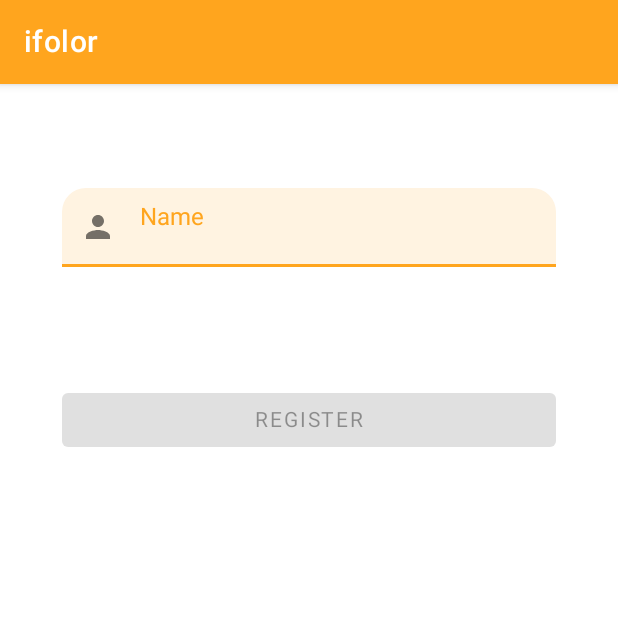
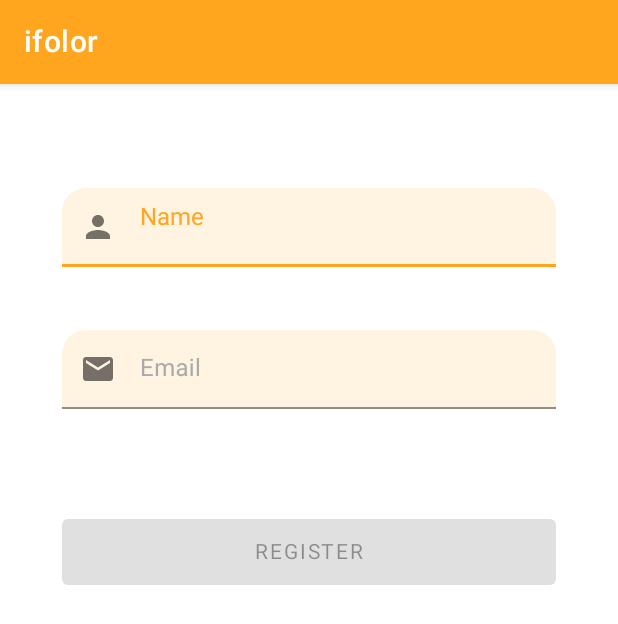
Before and after one commit to cmreinhold/ifolor, an Android app: the screen it shows after launch (RegistrationActivity), on a phone screen of 412 x 824 dp. Shown: the top 624 px of the screen. Run offline under Robolectric (Android 15) with nearby library versions, the phone set to English and light mode, and no system bars; our stand-ins replace data binding; Roboto replaces fonts that are not available here.

Commit message:
PROD1-004 - Add email validation
Implemented email validator
Added unit test and ui test

```diff
--- /dev/null
+++ b/app/src/main/java/ch/reinhold/ifolor/domain/validators/EmailFieldValidator.kt
@@ -0,0 +1,18 @@
+package ch.reinhold.ifolor.domain.validators
+
+class EmailFieldValidator : Validator<String> {
+
+    private val emailPattern2 = Regex(
+        "[a-zA-Z0-9\\+\\.\\_\\%\\-\\+]{1,256}\\@" +
+                "[a-zA-Z0-9][a-zA-Z0-9\\-]{0,64}(\\." +
+                "[a-zA-Z0-9][a-zA-Z0-9\\-]{0,25})+"
+    ).toPattern()
+
+    override fun isValid(item: String?) = when {
+        item == null -> false
+        item.contains('@') -> emailPattern2.matcher(item).matches()
+        item.contains("@") -> emailPattern2.matcher(item).matches()
+        else -> false
+    }
+
+}
--- a/app/src/main/java/ch/reinhold/ifolor/ui/registration/RegistrationActivity.kt
+++ b/app/src/main/java/ch/reinhold/ifolor/ui/registration/RegistrationActivity.kt
@@ -7,6 +7,7 @@ import androidx.lifecycle.Observer
 import ch.reinhold.ifolor.R
 import ch.reinhold.ifolor.core.logger.obtainLogger
 import ch.reinhold.ifolor.databinding.ActivityRegistrationBinding
+import ch.reinhold.ifolor.domain.validators.EmailFieldValidator
 import ch.reinhold.ifolor.domain.validators.RequiredFieldValidator
 import ch.reinhold.ifolor.ui.actions.GoToConfirmationAction
 import ch.reinhold.ifolor.ui.actions.ViewModelAction
@@ -18,7 +19,8 @@ class RegistrationActivity : AppCompatActivity(), KoinComponent {
 
     private val viewModel = RegistrationViewModel(
         context = this,
-        nameValidator = RequiredFieldValidator()
+        nameValidator = RequiredFieldValidator(),
+        emailValidator = EmailFieldValidator()
     )
 
     private lateinit var binding: ActivityRegistrationBinding
--- a/app/src/main/java/ch/reinhold/ifolor/ui/registration/RegistrationViewModel.kt
+++ b/app/src/main/java/ch/reinhold/ifolor/ui/registration/RegistrationViewModel.kt
@@ -22,14 +22,17 @@ import kotlinx.coroutines.launch
  */
 class RegistrationViewModel(
     context: Context,
-    private val nameValidator: Validator<String>
+    private val nameValidator: Validator<String>,
+    private val emailValidator: Validator<String>
 ) : ViewModel() {
 
     val actions = MutableLiveData<ViewModelAction>()
 
     private val isValidName get() = nameValidator.isValid(name.get())
+    private val isValidEmail get() = emailValidator.isValid(email.get())
 
-    private val nameErrorMessage by lazy {  context.getString(R.string.invalid_name) }
+    private val nameErrorMessage by lazy { context.getString(R.string.invalid_name) }
+    private val emailErrorMessage by lazy { context.getString(R.string.invalid_email) }
 
     private fun emit(action: ViewModelAction) = actions.postValue(action)
 
@@ -48,6 +51,17 @@ class RegistrationViewModel(
 
     fun getOnNameFocus() = onFocusName
 
+    val email = ObservableField<String>()
+    val emailError = ObservableField<String>()
+    private val onFocusEmail = View.OnFocusChangeListener { _, focused ->
+        if (!focused) {
+            validateEmail()
+            validateButton()
+        }
+    }
+
+    fun getOnEmailFocus() = onFocusEmail
+
     val isButtonEnabled = ObservableBoolean()
     private val onRegisterButtonClick = View.OnClickListener {
         emitAsync(GoToConfirmationAction())
@@ -60,7 +74,12 @@ class RegistrationViewModel(
         else nameError.set(nameErrorMessage)
     }
 
+    private fun validateEmail() {
+        if (isValidEmail) emailError.set(null)
+        else emailError.set(emailErrorMessage)
+    }
+
     private fun validateButton() {
-        isButtonEnabled.set(isValidName)
+        isButtonEnabled.set(isValidName && isValidEmail)
     }
 }
--- /dev/null
+++ b/app/src/main/res/drawable/ic_email_24.xml
@@ -0,0 +1,10 @@
+<vector xmlns:android="http://schemas.android.com/apk/res/android"
+    android:width="24dp"
+    android:height="24dp"
+    android:viewportWidth="24"
+    android:viewportHeight="24"
+    android:tint="?attr/colorControlNormal">
+  <path
+      android:fillColor="@color/white"
+      android:pathData="M20,4L4,4c-1.1,0 -1.99,0.9 -1.99,2L2,18c0,1.1 0.9,2 2,2h16c1.1,0 2,-0.9 2,-2L22,6c0,-1.1 -0.9,-2 -2,-2zM20,8l-8,5 -8,-5L4,6l8,5 8,-5v2z"/>
+</vector>
--- a/app/src/main/res/layout/activity_registration.xml
+++ b/app/src/main/res/layout/activity_registration.xml
@@ -55,6 +55,32 @@
 
         </com.google.android.material.textfield.TextInputLayout>
 
+        <com.google.android.material.textfield.TextInputLayout
+            android:id="@+id/email"
+            android:layout_width="0dp"
+            android:layout_height="wrap_content"
+            android:hint="@string/prompt_email"
+            app:layout_constraintBottom_toBottomOf="parent"
+            app:layout_constraintEnd_toEndOf="@id/guidelineEnd"
+            app:layout_constraintStart_toEndOf="@+id/guidelineStart"
+            app:layout_constraintTop_toBottomOf="@+id/username"
+            app:layout_constraintVertical_bias="0.04"
+            app:startIconContentDescription="@string/prompt_name"
+            app:startIconDrawable="@drawable/ic_email_24">
+
+            <com.google.android.material.textfield.TextInputEditText
+                android:id="@+id/emailTextField"
+                android:layout_width="match_parent"
+                android:layout_height="wrap_content"
+                android:autofillHints="no"
+                android:inputType="textNoSuggestions|textEmailAddress"
+                android:selectAllOnFocus="true"
+                android:text="@={model.email}"
+                app:error="@{model.emailError}"
+                app:onFocus="@{model.getOnEmailFocus()}" />
+
+        </com.google.android.material.textfield.TextInputLayout>
+
         <Button
             android:id="@+id/registerButton"
             android:layout_width="0dp"
@@ -62,12 +88,13 @@
             android:enabled="@{model.isButtonEnabled}"
             android:focusable="true"
             android:focusableInTouchMode="true"
+            android:minHeight="@dimen/seven_grid_units"
             android:onClick="@{() -> model.getOnRegisterClick()}"
             android:text="@string/registerAction"
             app:layout_constraintBottom_toBottomOf="parent"
             app:layout_constraintEnd_toEndOf="@id/guidelineEnd"
             app:layout_constraintStart_toEndOf="@+id/guidelineStart"
-            app:layout_constraintTop_toBottomOf="@id/username"
+            app:layout_constraintTop_toBottomOf="@id/email"
             app:layout_constraintVertical_bias="0.1" />
 
     </androidx.constraintlayout.widget.ConstraintLayout>
--- a/app/src/main/res/values/dimens.xml
+++ b/app/src/main/res/values/dimens.xml
@@ -1,4 +1,5 @@
 <?xml version="1.0" encoding="utf-8"?>
 <resources>
     <dimen name="two_grid_units">16dp</dimen>
+    <dimen name="seven_grid_units">56dp</dimen>
 </resources>
--- a/app/src/main/res/values/strings.xml
+++ b/app/src/main/res/values/strings.xml
@@ -5,7 +5,9 @@
     <string name="registrationConfirmed">Thank you for registering</string>
 
     <string name="prompt_name">Name</string>
+    <string name="prompt_email">Email</string>
 
     <string name="invalid_name">Name must contain at least one character</string>
+    <string name="invalid_email">Email must be in the form of x@y.z</string>
 
 </resources>
```
Also changed, not shown: 4 other files.
